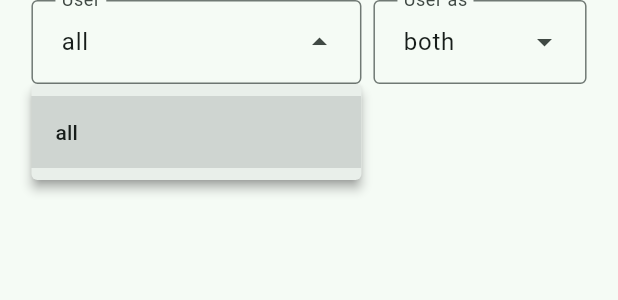
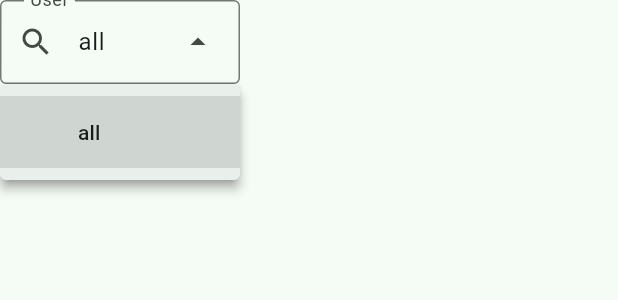
Before and after one commit to TarzanOfJungle/STB, a Flutter app: the TransactionsFilterSection widget shown alone on an empty page, opened directly, after a tap on "all", on a phone screen of 412 x 824 dp. Shown: the top 300 px of the screen. Run offline on Flutter 3.47's test engine with Material 2 defaults, Android fonts, the phone set to English and light mode, and no system bars; our stand-ins replace card_swiper, connectivity_plus, firebase_core, firebase_messaging, flutter_slidable, freezed_annotation and 6 more; accounts and stored records are empty; generated files the repository leaves out were written again; network calls fail.

Commit message:
summary filter update

```diff
--- a/lib/shopping_detail/widgets/transactions_filter_section.dart
+++ b/lib/shopping_detail/widgets/transactions_filter_section.dart
@@ -21,7 +21,6 @@ class TransactionsFilterSection extends StatefulWidget {
 }
 
 class _TransactionsFilterSectionState extends State<TransactionsFilterSection> {
-
   @override
   Widget build(BuildContext context) {
     return Padding(
@@ -46,30 +45,12 @@ class _TransactionsFilterSectionState extends State<TransactionsFilterSection> {
   }
 
   Widget _buildFilterFields(List<User> users) {
-    return Row(
-      mainAxisAlignment: MainAxisAlignment.center,
-      children: [
-        DropdownMenu<User?>(
-          width: _USER_FILTER_MENU_WIDTH,
-          label: const Text("User"),
-          initialSelection: null,
-          dropdownMenuEntries: _buildUserDropdownEntries(users),
-          onSelected: (User? user) =>
-              widget._userFilterController.selectUser(user),
-        ),
-        const SizedBox(
-          width: SMALL_PADDING,
-        ),
-        DropdownMenu<FilterPaymentDirectionOption>(
-          label: const Text("User as"),
-          initialSelection: FilterPaymentDirectionOption.both,
-          dropdownMenuEntries: FilterPaymentDirectionOption.values
-              .map((e) => DropdownMenuEntry(value: e, label: e.name))
-              .toList(),
-          onSelected: (filterOption) => widget._userFilterController
-              .selectPaymentDirection(filterOption!),
-        ),
-      ],
+    return DropdownMenu<User?>(
+      label: const Text("User"),
+      leadingIcon: const Icon(Icons.search),
+      initialSelection: null,
+      dropdownMenuEntries: _buildUserDropdownEntries(users),
+      onSelected: (User? user) => widget._userFilterController.selectUser(user),
     );
   }
 
```
